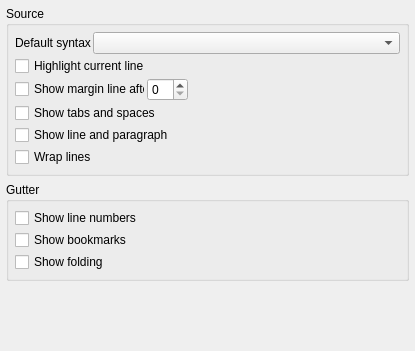
prymatex/prymatex, file resources/ui/configure/editor.ui: the form before one commit.
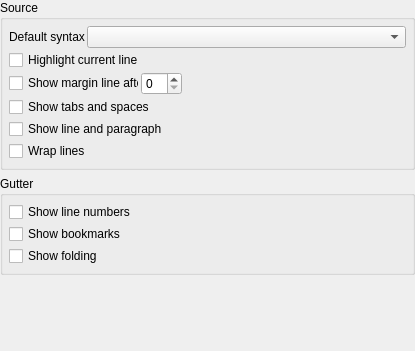
The form after the commit.

```diff
--- a/resources/ui/configure/editor.ui
+++ b/resources/ui/configure/editor.ui
@@ -14,9 +14,12 @@
    <string>Editor</string>
   </property>
   <layout class="QVBoxLayout" name="verticalLayout">
-   <property name="margin">
+   <property name="spacing">
     <number>6</number>
    </property>
+   <property name="margin">
+    <number>0</number>
+   </property>
    <item>
     <widget class="QGroupBox" name="groupBox_2">
      <property name="title">
```
